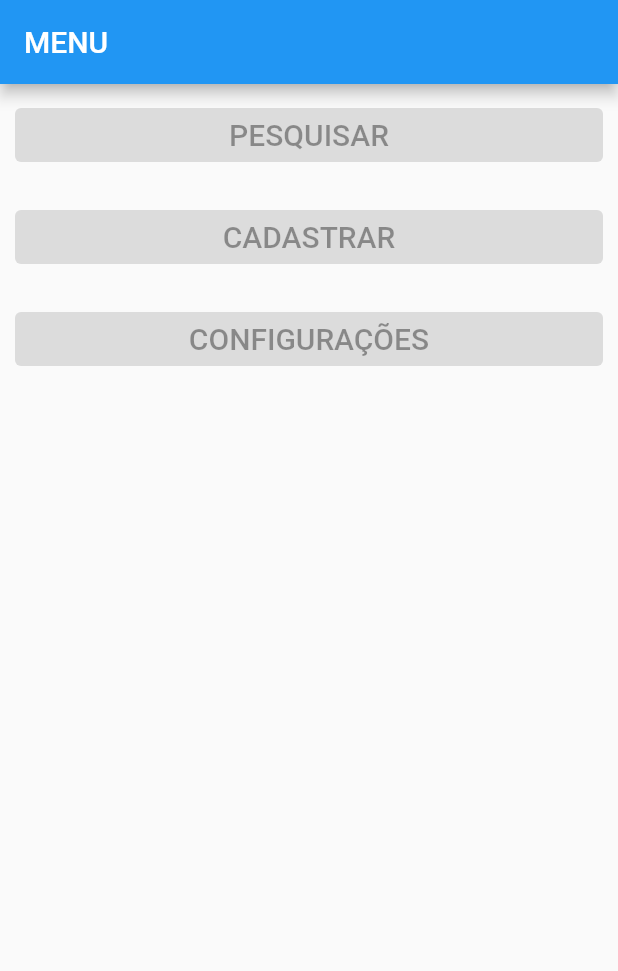
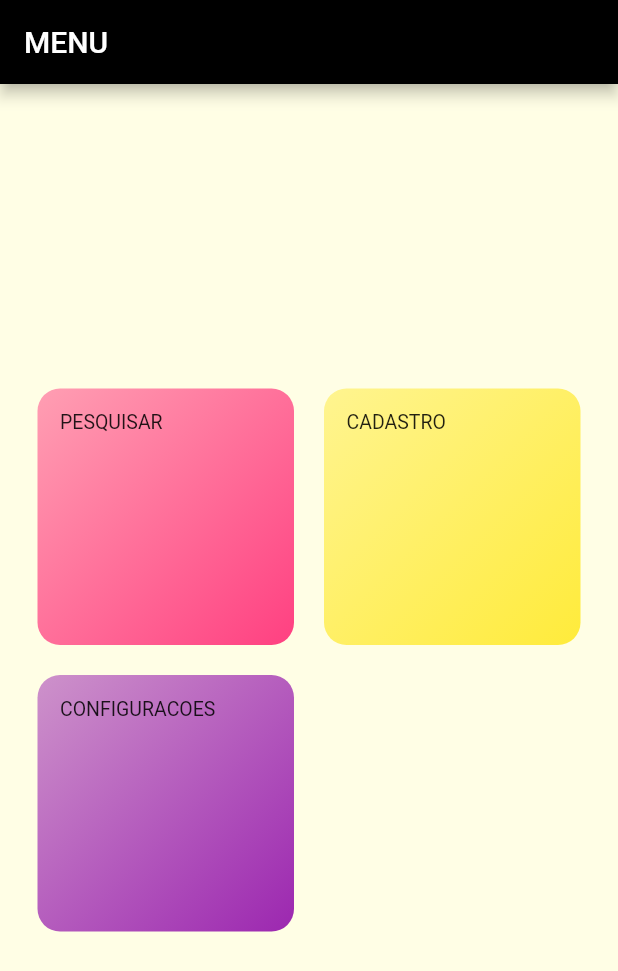
Before and after one commit to Lucasdsf/Map4u, a Flutter app: the screen it shows after launch, on a phone screen of 412 x 824 dp. Shown: the top 971 px of the screen. Run offline on Flutter 3.47's test engine with Material 2 defaults, Android fonts, the phone set to English and light mode, and no system bars.

Commit message:
desenvolvimento das telas menu e cadastro com grid

```diff
--- a/map_for_u/lib/botoes_menu/cadastrar.dart
+++ /dev/null
@@ -1,27 +0,0 @@
-import 'package:flutter/material.dart';
-import 'package:flutter/src/widgets/container.dart';
-import 'package:flutter/src/widgets/framework.dart';
-
-class Cadastrar extends StatelessWidget {
-  final String texto;
-
-  Cadastrar(this.texto);
-
-  @override
-  Widget build(BuildContext context) {
-    return Container(
-      width: double.infinity,
-      margin: EdgeInsets.all(10),
-      child: ElevatedButton(
-        child: Text(
-          texto,
-          style: TextStyle(fontSize: 20),
-          textAlign:  TextAlign.center,
-        ),
-        style: ElevatedButton.styleFrom(
-            primary: Colors.white, onPrimary: Colors.black),
-        onPressed: null,
-      ),
-    );
-  }
-}
--- a/map_for_u/lib/botoes_menu/configuracoes.dart
+++ /dev/null
@@ -1,27 +0,0 @@
-import 'package:flutter/material.dart';
-import 'package:flutter/src/widgets/container.dart';
-import 'package:flutter/src/widgets/framework.dart';
-
-class Configuracoes extends StatelessWidget {
-  final String texto;
-
-  Configuracoes(this.texto);
-
-  @override
-  Widget build(BuildContext context) {
-    return Container(
-      width: double.infinity,
-      margin: EdgeInsets.all(10),
-      child: ElevatedButton(
-        child: Text(
-          texto,
-          style: TextStyle(fontSize: 20),
-          textAlign:  TextAlign.center,
-        ),
-        style: ElevatedButton.styleFrom(
-            primary: Colors.white, onPrimary: Colors.black),
-        onPressed: null,
-      ),
-    );
-  }
-}
--- a/map_for_u/lib/botoes_menu/pesquisar.dart
+++ /dev/null
@@ -1,27 +0,0 @@
-import 'package:flutter/material.dart';
-import 'package:flutter/src/widgets/container.dart';
-import 'package:flutter/src/widgets/framework.dart';
-
-class Pesquisar extends StatelessWidget {
-  final String texto;
-
-  Pesquisar(this.texto);
-
-  @override
-  Widget build(BuildContext context) {
-    return Container(
-      width: double.infinity,
-      margin: EdgeInsets.all(10),
-      child: ElevatedButton(
-        child: Text(
-          texto,
-          style: TextStyle(fontSize: 20),
-          textAlign: TextAlign.center,
-        ),
-        style: ElevatedButton.styleFrom(
-            primary: Colors.white, onPrimary: Colors.black),
-        onPressed: null,
-      ),
-    );
-  }
-}
--- /dev/null
+++ b/map_for_u/lib/components/botao_item.dart
@@ -0,0 +1,44 @@
+import 'package:flutter/src/widgets/container.dart';
+import 'package:flutter/src/widgets/framework.dart';
+import 'package:flutter/material.dart';
+import 'package:map_for_u/screens/menu_screen.dart';
+import '../screens/cadastro_screen.dart';
+import '../models/botao.dart';
+
+class BotaoItem extends StatelessWidget {
+  final Botao botao;
+
+  const BotaoItem(this.botao);
+
+  void _selectBotao(BuildContext context) {
+    Navigator.of(context).push(
+      MaterialPageRoute(
+        builder: (_) {
+          return CadastroScreen();
+        },
+      ),
+    );
+  }
+
+  @override
+  Widget build(BuildContext context) {
+    return InkWell(
+      onTap: () => _selectBotao(context),
+      splashColor: Theme.of(context).primaryColor,
+      borderRadius: BorderRadius.circular(15),
+      child: Container(
+        padding: EdgeInsets.all(15),
+        child: Text(
+          botao.title,
+          style: TextStyle(fontSize: 13),
+        ),
+        decoration: BoxDecoration(
+            borderRadius: BorderRadius.circular(15),
+            gradient: LinearGradient(
+                colors: [botao.color.withOpacity(0.5), botao.color],
+                begin: Alignment.topLeft,
+                end: Alignment.bottomRight)),
+      ),
+    );
+  }
+}
--- /dev/null
+++ b/map_for_u/lib/data/botoes_cadastro.dart
@@ -0,0 +1,9 @@
+import 'package:flutter/material.dart';
+
+import '../models/botao.dart';
+
+const BOTOES_CADASTRO = const [
+  Botao(id: '0', title: 'ESTABELECIMENTO', color: Colors.pinkAccent),
+  Botao(id: '1', title: 'SERVIÇO', color: Colors.yellow),
+  Botao(id: '2', title: 'ROTA', color: Colors.purple),
+];
--- /dev/null
+++ b/map_for_u/lib/data/botoes_menu_texto.dart
@@ -0,0 +1,9 @@
+import 'package:flutter/material.dart';
+
+import '../models/botao.dart';
+
+const BOTOES_MENU = const [
+  Botao(id: '0', title: 'PESQUISAR', color: Colors.pinkAccent),
+  Botao(id: '1', title: 'CADASTRO', color: Colors.yellow),
+  Botao(id: '2', title: 'CONFIGURACOES', color: Colors.purple),
+];
--- a/map_for_u/lib/main.dart
+++ b/map_for_u/lib/main.dart
@@ -1,28 +1,21 @@
 import 'package:flutter/cupertino.dart';
 import 'package:flutter/material.dart';
 
-import 'botoes_menu/configuracoes.dart';
-import 'botoes_menu/cadastrar.dart';
-import 'botoes_menu/pesquisar.dart';
+import 'screens/menu_screen.dart';
 
 main() => runApp(new Map4u());
 
 class _Map4uState extends State<Map4u> {
+
   @override
   Widget build(BuildContext context) {
     return MaterialApp(
-      home: Scaffold(
-        appBar: AppBar(
-          title: Text('MENU'),
-        ),
-        body: Column(
-          children: [
-            Pesquisar('PESQUISAR'),
-            Cadastrar('CADASTRAR'),
-            Configuracoes('CONFIGURAÇÕES'),
-          ],
-        ),
+      title: 'MENU',
+      theme: ThemeData(
+        primaryColor: Colors.black,
+        canvasColor: Color.fromRGBO(255, 254, 229, 1),
       ),
+      home: MenuScreen()
     );
   }
 }
--- /dev/null
+++ b/map_for_u/lib/models/botao.dart
@@ -0,0 +1,13 @@
+import 'package:flutter/material.dart';
+
+class Botao {
+  final String id;
+  final String title;
+  final Color color;
+
+  const Botao ({
+    required this.id,
+    required this.title,
+    this.color = Colors.orange,
+  });
+}
--- /dev/null
+++ b/map_for_u/lib/screens/cadastro_screen.dart
@@ -0,0 +1,37 @@
+import 'package:flutter/src/widgets/container.dart';
+import 'package:flutter/src/widgets/framework.dart';
+import 'package:flutter/material.dart';
+import 'package:map_for_u/data/botoes_cadastro.dart';
+
+import '../components/botao_item.dart';
+import '../data/botoes_menu_texto.dart';
+
+class CadastroScreen extends StatelessWidget {
+  @override
+  Widget build(BuildContext context) {
+    return Scaffold(
+      appBar: AppBar(
+        title: Text('CADASTRAR'),
+        backgroundColor: Colors.black,
+      ),
+      body: Center(
+          child: GridView(
+        shrinkWrap: true,
+        padding: const EdgeInsets.all(25),
+        gridDelegate: SliverGridDelegateWithMaxCrossAxisExtent(
+          maxCrossAxisExtent: 200,
+          childAspectRatio: 3 / 3,
+          crossAxisSpacing: 20,
+          mainAxisSpacing: 20,
+        ),
+        children: BOTOES_CADASTRO.map((e) {
+          return BotaoItem(e);
+        }).toList(),
+      )),
+    );
+  }
+}
+
+// BOTOES_CADASTRO.map((e) {
+//                     return BotaoItem(e);
+//                   }).toList()
--- /dev/null
+++ b/map_for_u/lib/screens/menu_screen.dart
@@ -0,0 +1,32 @@
+import 'package:flutter/src/widgets/container.dart';
+import 'package:flutter/src/widgets/framework.dart';
+import 'package:flutter/material.dart';
+
+import '../components/botao_item.dart';
+import '../data/botoes_menu_texto.dart';
+
+class MenuScreen extends StatelessWidget {
+  @override
+  Widget build(BuildContext context) {
+    return Scaffold(
+      appBar: AppBar(
+        title: Text('MENU'),
+        backgroundColor: Colors.black,
+      ),
+      body: Center(
+          child: GridView(
+        shrinkWrap: true,
+        padding: const EdgeInsets.all(25),
+        gridDelegate: SliverGridDelegateWithMaxCrossAxisExtent(
+          maxCrossAxisExtent: 200,
+          childAspectRatio: 3 / 3,
+          crossAxisSpacing: 20,
+          mainAxisSpacing: 20,
+        ),
+        children: BOTOES_MENU.map((e) {
+          return BotaoItem(e);
+        }).toList(),
+      )),
+    );
+  }
+}
```
Also changed, not shown: map_for_u/lib/telas/cadastro.dart (deleted).
